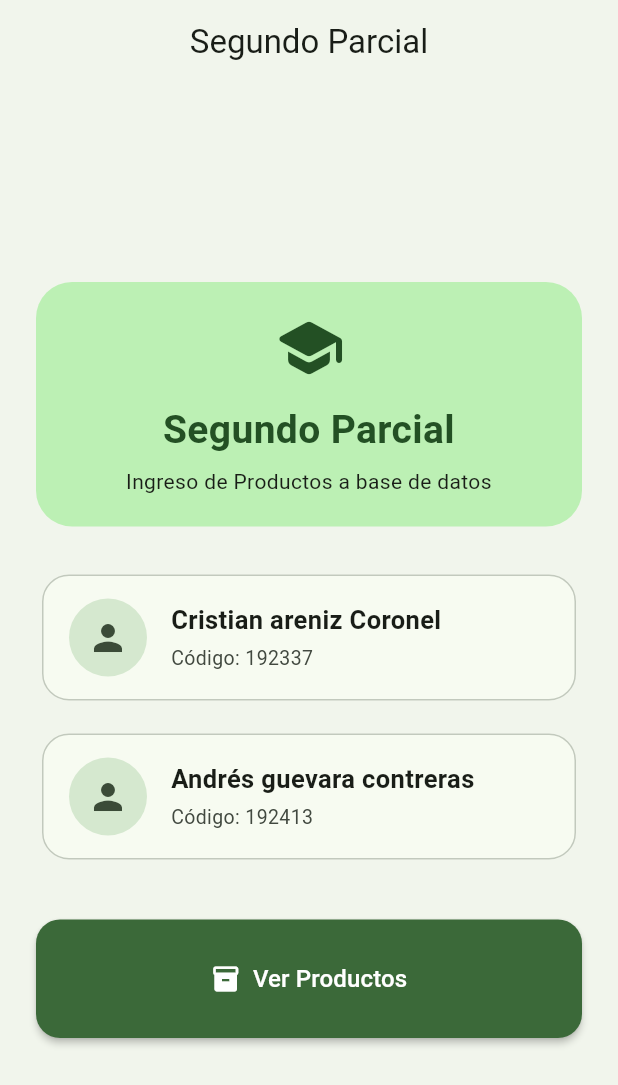
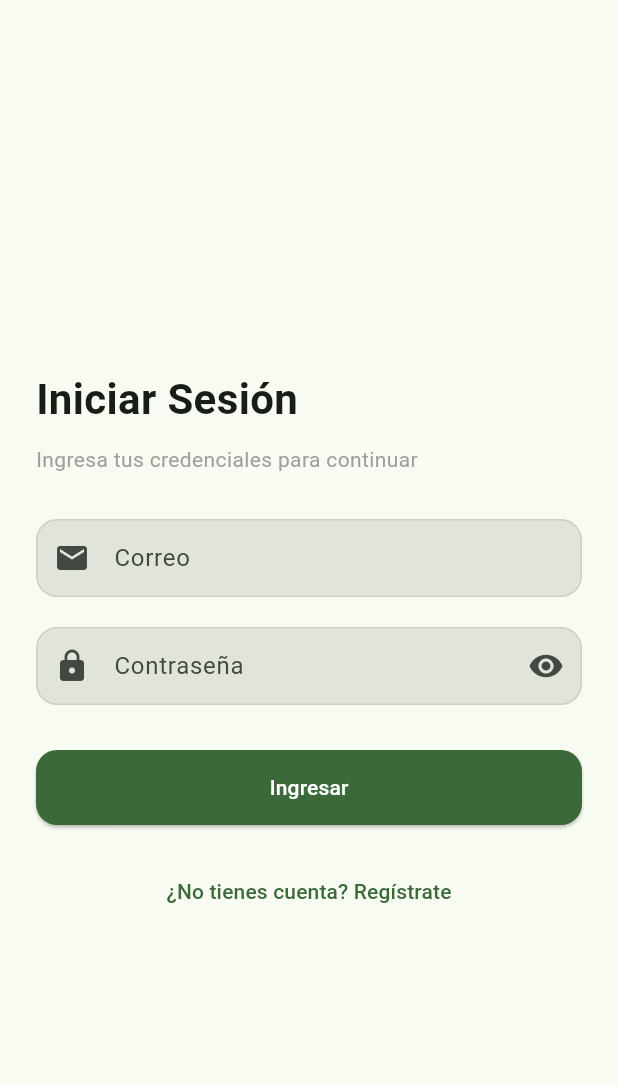
Before and after one commit to ZzcristianZ/Productos_Base_Datos, a Flutter app: the screen it shows after launch, on a phone screen of 412 x 824 dp. Shown: the top 1085 px of the screen. Run offline on Flutter 3.47's test engine with Material 3 defaults, Android fonts, the phone set to English and light mode, and no system bars; our stand-ins replace supabase_flutter; accounts and stored records are empty.

Commit message:
implementacion del login para acceder al formulario

```diff
--- a/lib/data/product_datasource.dart
+++ b/lib/data/product_datasource.dart
@@ -1,6 +1,6 @@
 import 'dart:convert';
 import 'package:http/http.dart' as http;
-import 'package:segundoparcial/config/const/product_const.dart';
+import 'package:segundoparcial/config/const/api_constants.dart';
 import 'package:segundoparcial/domain/model/product_model.dart';
 
 class ProductDatasource {
--- /dev/null
+++ b/lib/domain/notifier/auth_notifier.dart
@@ -0,0 +1,35 @@
+import 'package:flutter/material.dart';
+import 'package:supabase_flutter/supabase_flutter.dart';
+
+class AuthNotifier extends ChangeNotifier {
+  AuthNotifier._() {
+    _session = Supabase.instance.client.auth.currentSession;
+    Supabase.instance.client.auth.onAuthStateChange.listen((data) {
+      _session = data.session;
+      notifyListeners();
+    });
+  }
+
+  static final AuthNotifier instance = AuthNotifier._();
+
+  Session? _session;
+  bool get isLoggedIn => _session != null;
+
+  Future<void> signIn(String email, String password) async {
+    await Supabase.instance.client.auth.signInWithPassword(
+      email: email,
+      password: password,
+    );
+  }
+
+  Future<void> signUp(String email, String password) async {
+    await Supabase.instance.client.auth.signUp(
+      email: email,
+      password: password,
+    );
+  }
+
+  Future<void> signOut() async {
+    await Supabase.instance.client.auth.signOut();
+  }
+}
--- /dev/null
+++ b/lib/presentation/screens/autentication/login_screen.dart
@@ -0,0 +1,182 @@
+import 'package:flutter/material.dart';
+import 'package:segundoparcial/domain/notifier/auth_notifier.dart';
+
+class LoginScreen extends StatefulWidget {
+  const LoginScreen({super.key});
+  @override
+  State<LoginScreen> createState() => _LoginScreenState();
+}
+
+class _LoginScreenState extends State<LoginScreen> {
+  final _formKey = GlobalKey<FormState>();
+  final TextEditingController emailController = TextEditingController();
+  final TextEditingController passwordController = TextEditingController();
+  bool isLoading = false;
+  bool obscurePassword = true;
+
+  @override
+  void dispose() {
+    emailController.dispose();
+    passwordController.dispose();
+    super.dispose();
+  }
+
+  void onLogin() async {
+    if (!_formKey.currentState!.validate()) return;
+    setState(() => isLoading = true);
+
+    try {
+      await AuthNotifier.instance.signIn(
+        emailController.text.trim(),
+        passwordController.text.trim(),
+      );
+      if (!mounted) return;
+      Navigator.pushReplacementNamed(context, '/home');
+    } catch (e) {
+      if (!mounted) return;
+      ScaffoldMessenger.of(context).showSnackBar(
+        SnackBar(
+          content: Text('❌ Error al iniciar sesión: $e'),
+          backgroundColor: Colors.red,
+        ),
+      );
+    } finally {
+      if (mounted) setState(() => isLoading = false);
+    }
+  }
+
+  void onRegister() async {
+    if (!_formKey.currentState!.validate()) return;
+    setState(() => isLoading = true);
+
+    try {
+      await AuthNotifier.instance.signUp(
+        emailController.text.trim(),
+        passwordController.text.trim(),
+      );
+      if (!mounted) return;
+      ScaffoldMessenger.of(context).showSnackBar(
+        const SnackBar(
+          content: Text('✅ Cuenta creada. Revisa tu correo para confirmar.'),
+          backgroundColor: Colors.green,
+        ),
+      );
+    } catch (e) {
+      if (!mounted) return;
+      ScaffoldMessenger.of(context).showSnackBar(
+        SnackBar(
+          content: Text('❌ Error al registrarse: $e'),
+          backgroundColor: Colors.red,
+        ),
+      );
+    } finally {
+      if (mounted) setState(() => isLoading = false);
+    }
+  }
+
+  @override
+  Widget build(BuildContext context) {
+    return Scaffold(
+      body: SafeArea(
+        child: Padding(
+          padding: const EdgeInsets.symmetric(horizontal: 24),
+          child: Center(
+            child: SingleChildScrollView(
+              child: Form(
+                key: _formKey,
+                child: Column(
+                  crossAxisAlignment: CrossAxisAlignment.start,
+                  children: [
+                    const SizedBox(height: 40),
+                    const Text(
+                      'Iniciar Sesión',
+                      style: TextStyle(
+                        fontSize: 28,
+                        fontWeight: FontWeight.bold,
+                      ),
+                    ),
+                    const SizedBox(height: 10),
+                    const Text(
+                      'Ingresa tus credenciales para continuar',
+                      style: TextStyle(color: Colors.grey),
+                    ),
+                    const SizedBox(height: 30),
+                    TextFormField(
+                      controller: emailController,
+                      keyboardType: TextInputType.emailAddress,
+                      decoration: const InputDecoration(
+                        labelText: 'Correo',
+                        border: OutlineInputBorder(),
+                        prefixIcon: Icon(Icons.email),
+                      ),
+                      validator: (value) {
+                        if (value == null || value.isEmpty) {
+                          return 'El correo es obligatorio';
+                        }
+                        if (!value.contains('@')) {
+                          return 'Correo inválido';
+                        }
+                        return null;
+                      },
+                    ),
+                    const SizedBox(height: 20),
+                    TextFormField(
+                      controller: passwordController,
+                      obscureText: obscurePassword,
+                      decoration: InputDecoration(
+                        labelText: 'Contraseña',
+                        border: const OutlineInputBorder(),
+                        prefixIcon: const Icon(Icons.lock),
+                        suffixIcon: IconButton(
+                          icon: Icon(
+                            obscurePassword
+                                ? Icons.visibility
+                                : Icons.visibility_off,
+                          ),
+                          onPressed: () {
+                            setState(() {
+                              obscurePassword = !obscurePassword;
+                            });
+                          },
+                        ),
+                      ),
+                      validator: (value) {
+                        if (value == null || value.isEmpty) {
+                          return 'La contraseña es obligatoria';
+                        }
+                        if (value.length < 6) {
+                          return 'Mínimo 6 caracteres';
+                        }
+                        return null;
+                      },
+                    ),
+                    const SizedBox(height: 30),
+                    SizedBox(
+                      width: double.infinity,
+                      height: 50,
+                      child: ElevatedButton(
+                        onPressed: isLoading ? null : onLogin,
+                        child: isLoading
+                            ? const CircularProgressIndicator(
+                                color: Colors.white,
+                              )
+                            : const Text('Ingresar'),
+                      ),
+                    ),
+                    const SizedBox(height: 20),
+                    Center(
+                      child: TextButton(
+                        onPressed: isLoading ? null : onRegister,
+                        child: const Text('¿No tienes cuenta? Regístrate'),
+                      ),
+                    ),
+                  ],
+                ),
+              ),
+            ),
+          ),
+        ),
+      ),
+    );
+  }
+}
--- a/lib/presentation/screens/formulario/formulario.dart
+++ b/lib/presentation/screens/formulario/formulario.dart
@@ -1,6 +1,6 @@
 import 'package:flutter/material.dart';
 import 'package:segundoparcial/data/product_datasource.dart';
-import 'package:segundoparcial/domain/products_notifier.dart';
+import 'package:segundoparcial/domain/notifier/products_notifier.dart';
 
 class Formulario extends StatefulWidget {
   const Formulario({super.key});
--- a/lib/presentation/screens/screens.dart
+++ b/lib/presentation/screens/screens.dart
@@ -1,4 +1,4 @@
-export 'package:go_router/go_router.dart';
+export 'package:segundoparcial/presentation/screens/autentication/login_screen.dart';
 export 'package:segundoparcial/presentation/screens/formulario/formulario.dart';
 export 'package:segundoparcial/presentation/screens/home/home_screen.dart';
 export 'package:segundoparcial/presentation/screens/scrool/infinite_scrool.dart';
--- a/lib/presentation/screens/scrool/infinite_scrool.dart
+++ b/lib/presentation/screens/scrool/infinite_scrool.dart
@@ -1,7 +1,7 @@
 import 'package:flutter/material.dart';
 import 'package:segundoparcial/data/product_datasource.dart';
 import 'package:segundoparcial/domain/model/product_model.dart';
-import 'package:segundoparcial/domain/products_notifier.dart';
+import 'package:segundoparcial/domain/notifier/products_notifier.dart';
 
 class InfiniteScroll extends StatefulWidget {
   const InfiniteScroll({super.key});
--- a/pubspec.yaml
+++ b/pubspec.yaml
@@ -11,9 +11,8 @@ dependencies:
   cupertino_icons: ^1.0.8
   flutter:
     sdk: flutter
-  go_router: ^17.2.0
   http: ^1.6.0
-  supabase_flutter: ^2.12.2
+  supabase_flutter: ^2.0.0
 
 dev_dependencies:
   flutter_lints: ^5.0.0
```
Also changed, not shown: lib/config/const/api_constants.dart (added, +15 -0 lines), lib/config/const/product_const.dart (deleted, +0 -14 lines), lib/main.dart (+44 -8 lines), lib/presentation/screens/home/home_screen.dart (+19 -2 lines), lib/domain/notifier/products_notifier.dart (renamed from lib/domain/products_notifier.dart), pubspec.lock.
